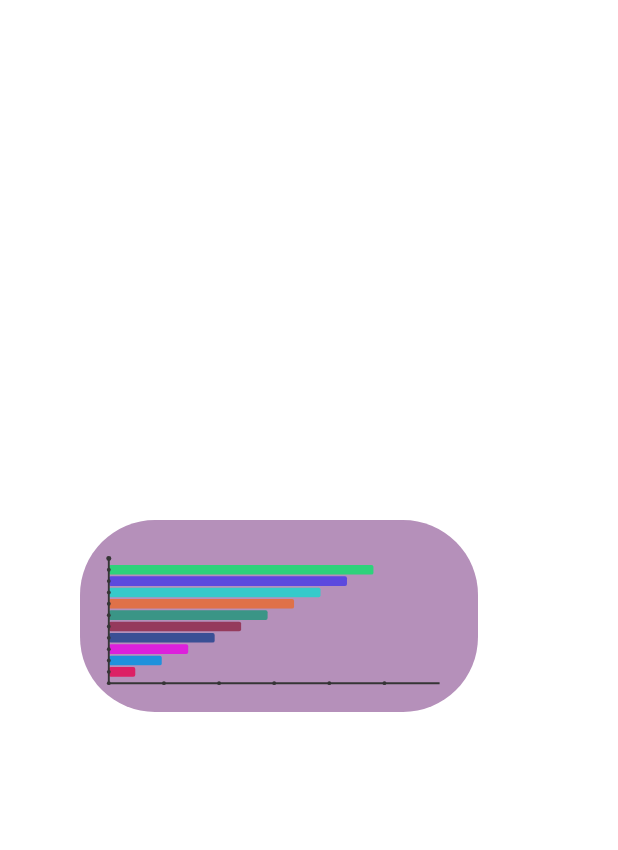
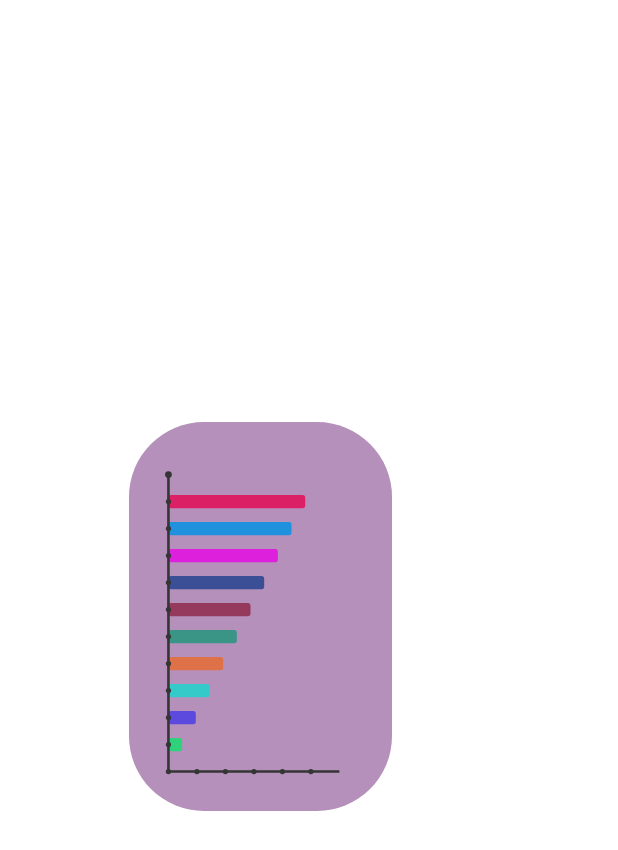
Before and after one commit to de-brasi/horizontal-diagram, an Android app: the layout activity_main.xml on its own in the app's theme, with its tools: preview values and no code run, on a phone screen of 412 x 824 dp. Shown: the top 850 px of the screen. Run offline under Robolectric (Android 15) with nearby library versions, the phone set to English and light mode, and no system bars.

Commit message:
Deleted non-used functions and done TODO

```diff
--- a/app/src/main/java/health/helper/posturecorrectorstatisticviewer/utility_classes/ColourScheme.java
+++ b/app/src/main/java/health/helper/posturecorrectorstatisticviewer/utility_classes/ColourScheme.java
@@ -1,6 +1,4 @@
 package health.helper.posturecorrectorstatisticviewer.utility_classes;
-
-import health.helper.posturecorrectorstatisticviewer.utility_classes.CustomColorRGB;
 
 import java.util.ArrayList;
 
--- a/app/src/main/java/health/helper/posturecorrectorstatisticviewer/view/HorizontalGraph.java
+++ b/app/src/main/java/health/helper/posturecorrectorstatisticviewer/view/HorizontalGraph.java
@@ -18,8 +18,6 @@ import androidx.annotation.Nullable;
 import java.util.Map;
 
 public class HorizontalGraph extends View {
-    // TODO: запрет на чрезмерное сужение или подстраивать формат графика под это
-
     // ---Data---\
     private Map<Integer, Float> graphData =
             Map.of(1, 1F, 2, 2F, 3, 3F, 4, 4F, 5, 5F, 6, 6F, 7, 7F, 8, 8F, 9, 9F, 10, 10F);
@@ -49,20 +47,13 @@ public class HorizontalGraph extends View {
     @Override
     protected void onDraw(Canvas canvas) {
         // TODO: сделать пересчет толщин, когда полей слишком много ( >10 )
-        // TODO: Мб где то хранить полученные значения шкал чтобы потом использовать???
         super.onDraw(canvas);
         paint.setAntiAlias(true);
         assert (graphData.size() <= 10);    // Иначе все начинает наслаиваться
 
         canvas.save();
 
-//        createWorkspace(canvas, 10F, 10F);
         createWorkspace(canvas, customGraph);
-        // Not work(
-//        paint.setColor(Color.RED);
-//        paint.setStrokeWidth(0.2F);
-//        canvas.drawLine(0, 0, 10F, 10F, paint);
-
 
         customGraph.setSettings(
                 canvas, designElements, 1.5F, 1.5F,
@@ -70,26 +61,10 @@ public class HorizontalGraph extends View {
                 5, graphData.size(), 1F
         );
 
-        // TODO: (WARNING!) сделать разное количество рисок по каждой оси;
-        //  отрисовывать согласно новому количеству рисок.
-//         printAxes after diagram data according expected draw order
-
         customGraph.printDiagramData(graphData);
         customGraph.printAxes();
 
         canvas.restore();
-    }
-
-    protected void changeAxis(@NonNull Canvas canvas, float scale_parameter,
-                              float xAxisLength, float yAxisLength) {
-        // Масштабирование вьюхи как квадрат
-
-        // Проблема - при экстремальной диформации освобождается
-        // чрезмерно много места либо сверху,
-        // либо справа (в зависимости от деформации)
-        canvas.translate(0F, canvas.getHeight());
-        canvas.scale(scale_parameter / xAxisLength,
-                -scale_parameter / yAxisLength);
     }
 
     protected void changeAxis(@NonNull Canvas canvas,
--- a/app/src/main/res/layout/activity_main.xml
+++ b/app/src/main/res/layout/activity_main.xml
@@ -7,8 +7,8 @@
     tools:context=".MainActivity">
 
     <health.helper.posturecorrectorstatisticviewer.view.HorizontalGraph
-        android:layout_width="265dp"
-        android:layout_height="128dp"
+        android:layout_width="175dp"
+        android:layout_height="259dp"
         app:layout_constraintBottom_toBottomOf="parent"
         app:layout_constraintHorizontal_bias="0.362"
         app:layout_constraintLeft_toLeftOf="parent"
```
Also changed, not shown: app/src/main/java/health/helper/posturecorrectorstatisticviewer/utility_classes/CustomGraph.java (+0 -9 lines).
